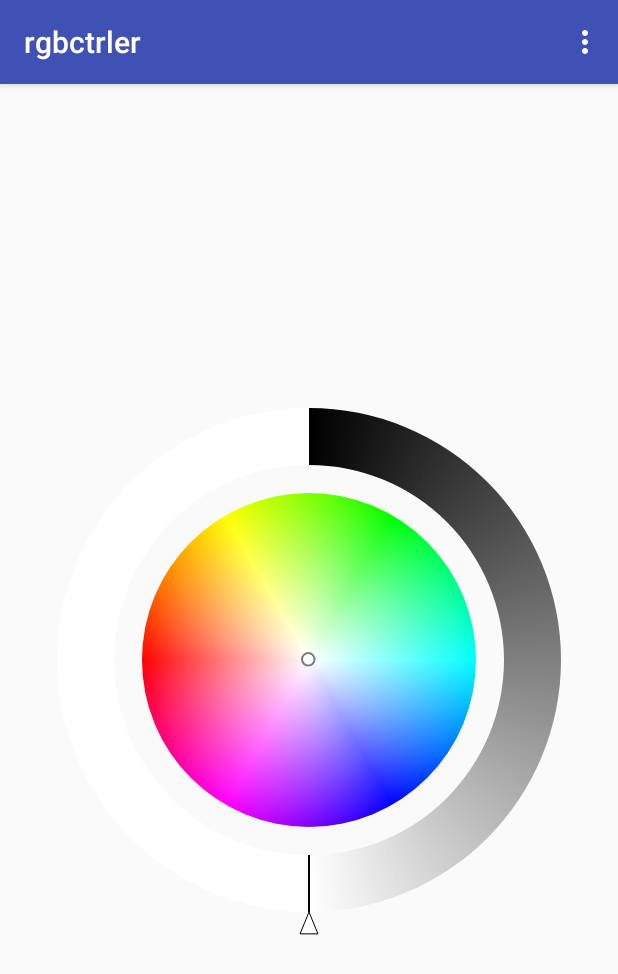
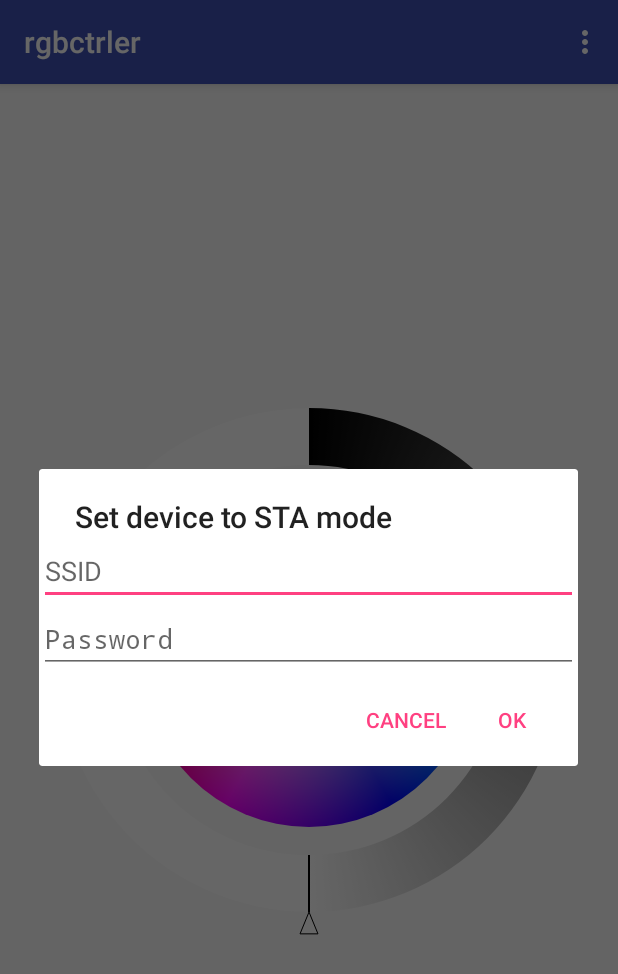
Before and after one commit to koincidencia/rgbCtrler, an Android app: the ColorPickingActivity screen opened directly, with no data from a screen before it, in the options menu, after a tap on "WiFi settings", on a phone screen of 412 x 824 dp. Shown: the top 974 px of the screen. Run offline under Robolectric (Android 15) with nearby library versions, the light colour scheme and no system bars; 2 statements that could not run were skipped.

Commit message:
add STA mode setup

```diff
--- a/android/app/src/main/java/com/rgbctrler/rgbctrler/ColorPickingActivity.java
+++ b/android/app/src/main/java/com/rgbctrler/rgbctrler/ColorPickingActivity.java
@@ -11,6 +11,7 @@ import android.view.MenuInflater;
 import android.view.MenuItem;
 import android.view.View;
 import android.widget.EditText;
+import android.widget.LinearLayout;
 import android.widget.Toast;
 
 import com.chiralcode.colorpicker.ColorPicker;
@@ -76,6 +77,7 @@ public class ColorPickingActivity extends AppCompatActivity {
                 setDeviceNameDialog();
                 return true;
             case R.id.opt_wifi_sta:
+                setStaMode();
                 return true;
             case R.id.opt_wifi_ap:
                 setApMode();
@@ -87,6 +89,7 @@ public class ColorPickingActivity extends AppCompatActivity {
 
     protected void setDeviceNameDialog() {
         final EditText input = new EditText(this);
+        input.setHint("Device name");
         input.setInputType(InputType.TYPE_CLASS_TEXT);
 
         AlertDialog.Builder builder = new AlertDialog.Builder(this);
@@ -99,6 +102,43 @@ public class ColorPickingActivity extends AppCompatActivity {
                 String devName =  input.getText().toString();
                 rgbCtrler.SendHostname(devName, getApplicationContext());
                 rgbCtrler.GetHostname();
+                finish();
+                dialog.dismiss();
+            }
+        });
+        builder.setNegativeButton("Cancel", new DialogInterface.OnClickListener() {
+            @Override
+            public void onClick(DialogInterface dialog, int which) {
+                dialog.dismiss();
+            }
+        });
+        builder.show();
+    }
+
+    protected void setStaMode() {
+        LinearLayout layout = new LinearLayout(this);
+        layout.setOrientation(LinearLayout.VERTICAL);
+
+        final EditText ssidEdit = new EditText(this);
+        ssidEdit.setHint("SSID");
+        ssidEdit.setInputType(InputType.TYPE_CLASS_TEXT);
+        layout.addView(ssidEdit);
+
+        final EditText passwdEdit = new EditText(this);
+        passwdEdit.setHint("Password");
+        passwdEdit.setInputType(InputType.TYPE_CLASS_TEXT | InputType.TYPE_TEXT_VARIATION_PASSWORD);
+        layout.addView(passwdEdit);
+
+        AlertDialog.Builder builder = new AlertDialog.Builder(this);
+        builder.setTitle("Set device to STA mode");
+        builder.setView(layout);
+        builder.setPositiveButton("OK", new DialogInterface.OnClickListener() {
+            @Override
+            public void onClick(DialogInterface dialog, int which) {
+                rgbCtrler.SendSTAInfo(ssidEdit.getText().toString(),
+                        passwdEdit.getText().toString(),
+                        getApplicationContext());
+                rgbCtrler.SetSTAMode(getApplicationContext());
                 finish();
                 dialog.dismiss();
             }
```
